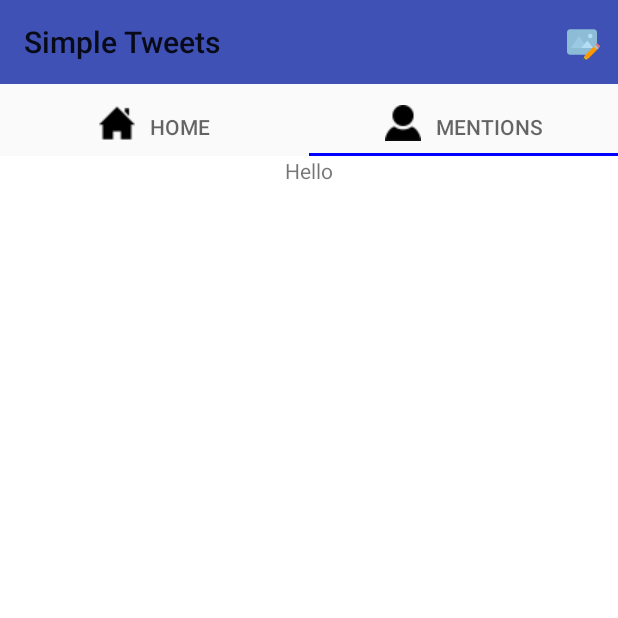
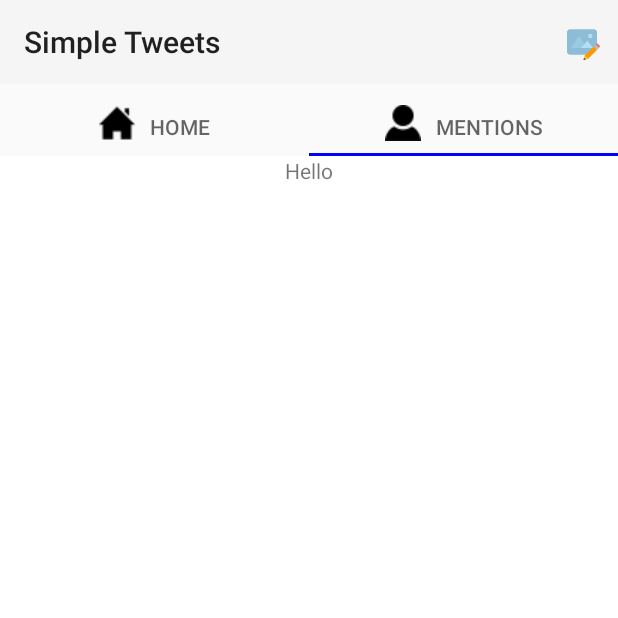
Before and after one commit to imohomed/simpletweets2, an Android app: the TabbedActivity screen opened directly, with no data from a screen before it, tab 2 chosen, on a phone screen of 412 x 824 dp, the top half of it. Run offline under Robolectric (Android 15) with nearby library versions, the phone set to English and light mode, and no system bars; our stand-ins replace Picasso; libraries missing offline, so code that uses them is left out: com.loopj.android, com.makeramen.roundedimageview; pictures from the network do not load; 3 statements that could not run were skipped.

Commit message:
New problems

```diff
--- a/app/src/main/AndroidManifest.xml
+++ b/app/src/main/AndroidManifest.xml
@@ -19,7 +19,9 @@
         android:allowBackup="true"
         android:icon="@drawable/ic_twitter"
         android:label="@string/app_name"
-        android:theme="@style/AppTheme">
+        android:theme="@style/AppTheme"
+        >
+        <!--android:theme="@android:style/Theme.NoTitleBar.Fullscreen"-->
         <meta-data
             android:name="AA_DB_NAME"
             android:value="RestClient.db" />
--- a/app/src/main/res/values/styles.xml
+++ b/app/src/main/res/values/styles.xml
@@ -8,9 +8,14 @@
         -->
     </style>
 
-    <style name="AppTheme.NoActionBar">
-        <item name="windowActionBar">false</item>
-        <item name="windowNoTitle">true</item>
+    <!--<style name="AppTheme.NoActionBar">-->
+        <!--<item name="windowActionBar">false</item>-->
+        <!--<item name="windowNoTitle">true</item>-->
+    <!--</style>-->
+
+    <style name="AppTheme" parent="Theme.AppCompat.Light.NoActionBar">
+        <item name="android:windowDrawsSystemBarBackgrounds">true</item>
+        <item name="android:statusBarColor">@android:color/transparent</item>
     </style>
 
     <style name="AppTheme.AppBarOverlay" parent="ThemeOverlay.AppCompat.Dark.ActionBar" />
@@ -18,12 +23,12 @@
     <style name="AppTheme.PopupOverlay" parent="ThemeOverlay.AppCompat.Light" />
 
     <!-- Base application theme. -->
-    <style name="AppTheme" parent="Theme.AppCompat.Light.DarkActionBar">
-        <!-- Customize your theme here. -->
-        <item name="colorPrimary">@color/colorPrimary</item>
-        <item name="colorPrimaryDark">@color/colorPrimaryDark</item>
-        <item name="colorAccent">@color/colorAccent</item>
-    </style>
+    <!--<style name="AppTheme" parent="Theme.AppCompat.Light.DarkActionBar">-->
+        <!--&lt;!&ndash; Customize your theme here. &ndash;&gt;-->
+        <!--<item name="colorPrimary">@color/colorPrimary</item>-->
+        <!--<item name="colorPrimaryDark">@color/colorPrimaryDark</item>-->
+        <!--<item name="colorAccent">@color/colorAccent</item>-->
+    <!--</style>-->
 
     <style name="MyCustomTabLayout" parent="Widget.Design.TabLayout">
         <item name="tabIndicatorColor">#0000FF</item>
```
